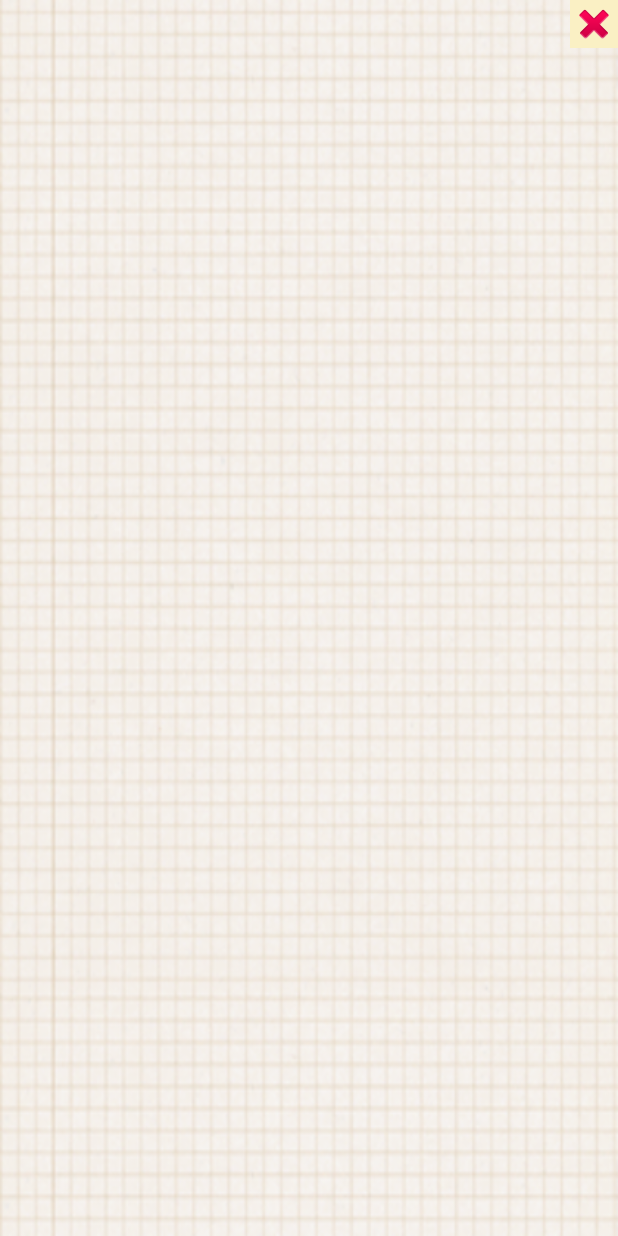
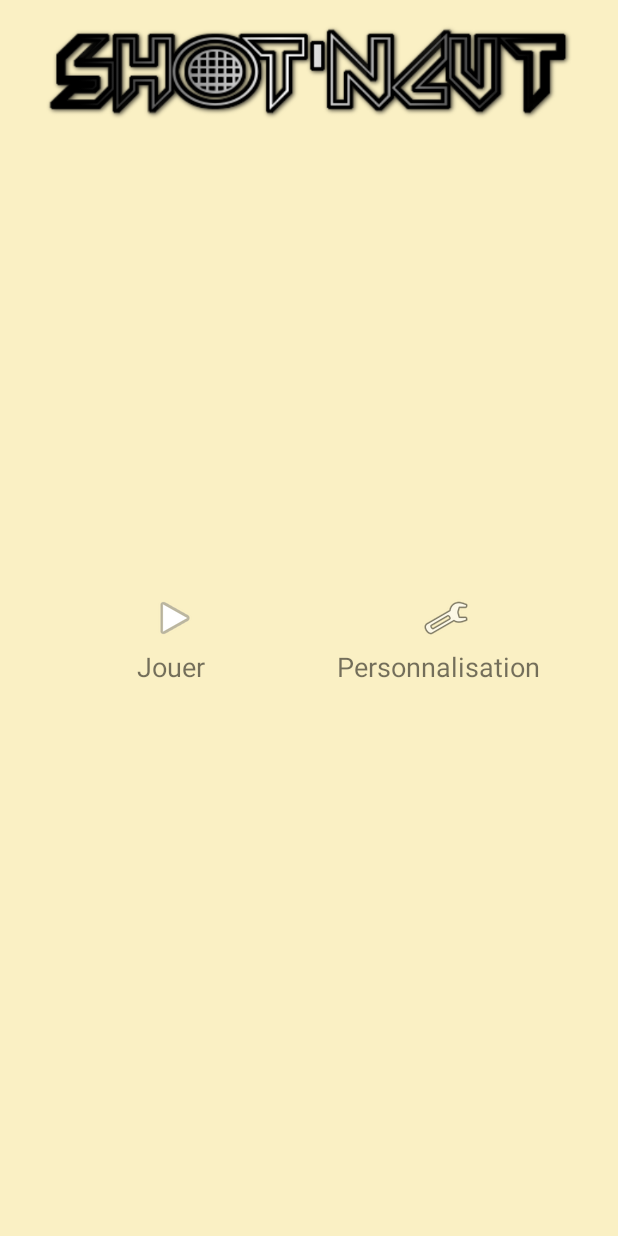
Before and after one commit to Olived-fr/MOBE-Challenge, an Android app: the screen it shows after launch (FullscreenActivity), after a tap on an icon or button, on a phone screen of 412 x 824 dp. Run offline under Robolectric (Android 15) with nearby library versions, the light colour scheme and no system bars.

Commit message:
home page

```diff
--- a/ShotNGun/app/src/main/java/com/m2dl/shotngun/FullscreenActivity.java
+++ b/ShotNGun/app/src/main/java/com/m2dl/shotngun/FullscreenActivity.java
@@ -203,10 +203,9 @@ public class FullscreenActivity extends AppCompatActivity {
             @Override
             public void onClick(View view) {
                 // Démarrer le jeu
-                frameRoot.setBackgroundResource(R.drawable.scroll_background);
-                frameMenu.setVisibility(View.INVISIBLE);
-                boutonQuitter.setVisibility(View.VISIBLE);
-                logo.setVisibility(View.INVISIBLE);
+                /*Intent gameActivity = new Intent(getBaseContext(), GameActivity.class);
+                gameActivity.putExtra("PATH_LIST", pathList);
+                startActivity(gameActivity);*/
             }
         });
 
--- a/ShotNGun/app/src/main/res/layout/activity_fullscreen.xml
+++ b/ShotNGun/app/src/main/res/layout/activity_fullscreen.xml
@@ -33,6 +33,23 @@
             android:background="#FAF0C4"
             android:layout_gravity="left|center_horizontal"
             app:srcCompat="@android:drawable/ic_media_play" />
+
+        <TextView
+            android:id="@+id/testJouer"
+            android:layout_width="160dp"
+            android:layout_height="wrap_content"
+            android:layout_gravity="right|bottom"
+            android:text="Personnalisation"
+            android:textSize="18sp" />
+
+        <TextView
+            android:id="@+id/textperso"
+            android:layout_width="293dp"
+            android:layout_height="wrap_content"
+            android:layout_gravity="right|bottom"
+            android:text="Jouer"
+            android:textSize="18sp" />
+
     </FrameLayout>
 
     <!-- This FrameLayout insets its children based on system windows using
```
